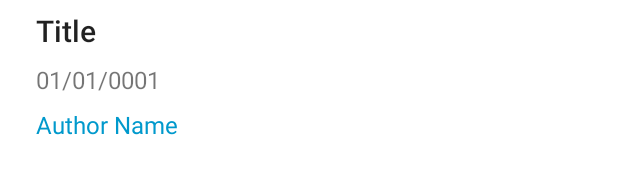
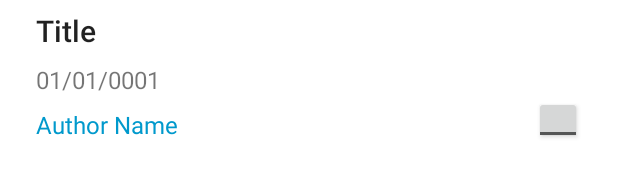
Before and after one commit to vaishnavi-janardhan/News4U, an Android app: the layout list_item.xml on its own in the app's theme, with its tools: preview values and no code run, on a phone screen of 412 x 824 dp. Shown: the part 383-559 px from the top of the screen. Run offline under Robolectric (Android 15) with nearby library versions, the phone set to English and light mode, and no system bars.

Commit message:
Add bookmark button

```diff
--- a/app/build.gradle
+++ b/app/build.gradle
@@ -31,4 +31,6 @@ dependencies {
     implementation 'com.airbnb.android:lottie:2.7.0'
     //Glide for images
     implementation 'com.github.bumptech.glide:glide:4.7.1'
+    //Recycler view
+    implementation 'com.android.support:recyclerview-v7:27.1.1'
 }
--- a/app/src/main/java/com/vaishjanardhan/news4u/News.java
+++ b/app/src/main/java/com/vaishjanardhan/news4u/News.java
@@ -8,6 +8,7 @@ public class News {
     private String author;
     private String url;
     private String imageUrl;
+    private boolean isFavourite;
 
     News(String section, String title, String date, String author, String url, String imageUrl) {
         this.section = section;
@@ -16,6 +17,7 @@ public class News {
         this.author = author;
         this.url = url;
         this.imageUrl = imageUrl;
+        this.isFavourite = false;
     }
 
     public String getSection() {
@@ -42,4 +44,8 @@ public class News {
     public String getImageUrl() {
         return imageUrl;
     }
+
+    public boolean isFavourite() {
+        return isFavourite;
+    }
 }
--- a/app/src/main/res/layout/activity_main.xml
+++ b/app/src/main/res/layout/activity_main.xml
@@ -64,6 +64,7 @@
     <TextView
         android:id="@+id/empty_text_view"
         style="@style/Base.TextAppearance.AppCompat.Medium"
+        android:visibility="gone"
         android:layout_width="wrap_content"
         android:layout_height="wrap_content"
         android:layout_centerInParent="true"
--- a/app/src/main/res/layout/list_item.xml
+++ b/app/src/main/res/layout/list_item.xml
@@ -1,10 +1,12 @@
 <android.support.v7.widget.CardView xmlns:android="http://schemas.android.com/apk/res/android"
     xmlns:app="http://schemas.android.com/apk/res-auto"
+    xmlns:tools="http://schemas.android.com/tools"
     android:layout_width="match_parent"
     android:layout_height="match_parent"
     android:elevation="25dp"
     android:padding="@dimen/dimen_16"
     app:cardCornerRadius="5dp">
+
     <android.support.constraint.ConstraintLayout xmlns:android="http://schemas.android.com/apk/res/android"
         xmlns:app="http://schemas.android.com/apk/res-auto"
         xmlns:tools="http://schemas.android.com/tools"
@@ -77,5 +79,16 @@
             app:layout_constraintTop_toBottomOf="@+id/section_text_view"
             tools:src="@mipmap/ic_launcher" />
 
+        <ToggleButton
+            android:id="@+id/fav_toggle_button"
+            android:layout_width="32dp"
+            android:layout_height="32dp"
+            android:layout_marginEnd="8dp"
+            android:layout_marginRight="8dp"
+            android:textOff=""
+            android:textOn=""
+            app:layout_constraintBaseline_toBaselineOf="@+id/author_text_view"
+            app:layout_constraintEnd_toEndOf="parent" />
+
     </android.support.constraint.ConstraintLayout>
 </android.support.v7.widget.CardView>
```
Also changed, not shown: app/src/main/java/com/vaishjanardhan/news4u/MainActivity.java (+5 -2 lines), app/src/main/java/com/vaishjanardhan/news4u/NewsAdapter.java (+19 -3 lines), app/src/main/res/drawable/ic_bookmark_grey.xml (added, +10 -0 lines), app/src/main/res/drawable/ic_bookmark_white.xml (added, +10 -0 lines). Lines whose indentation alone changed are shown as unchanged.
